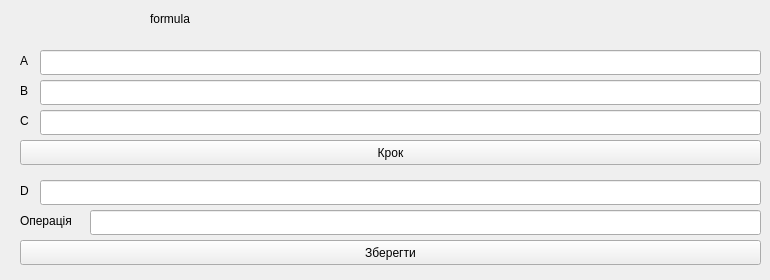
drewg3r/DM-1, file interface/w3.ui: the form before one commit.
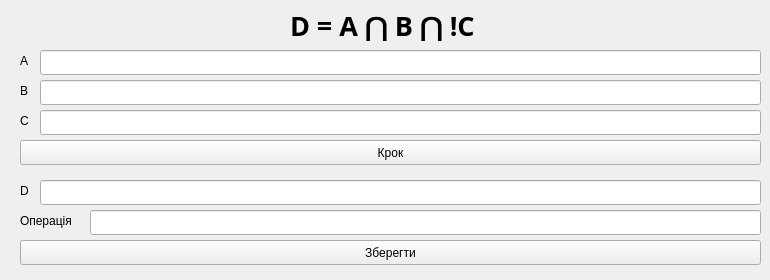
The form after the commit.

Diff of the .ui file:
```diff
--- a/interface/w3.ui
+++ b/interface/w3.ui
@@ -16,14 +16,22 @@
   <widget class="QLabel" name="label">
    <property name="geometry">
     <rect>
-     <x>150</x>
+     <x>290</x>
      <y>10</y>
-     <width>67</width>
-     <height>17</height>
+     <width>201</width>
+     <height>31</height>
     </rect>
    </property>
+   <property name="font">
+    <font>
+     <family>Ubuntu Mono</family>
+     <pointsize>20</pointsize>
+     <weight>75</weight>
+     <bold>true</bold>
+    </font>
+   </property>
    <property name="text">
-    <string>formula</string>
+    <string>D = A ⋂ B ⋂ !C</string>
    </property>
   </widget>
   <widget class="QLabel" name="label_5">
```
